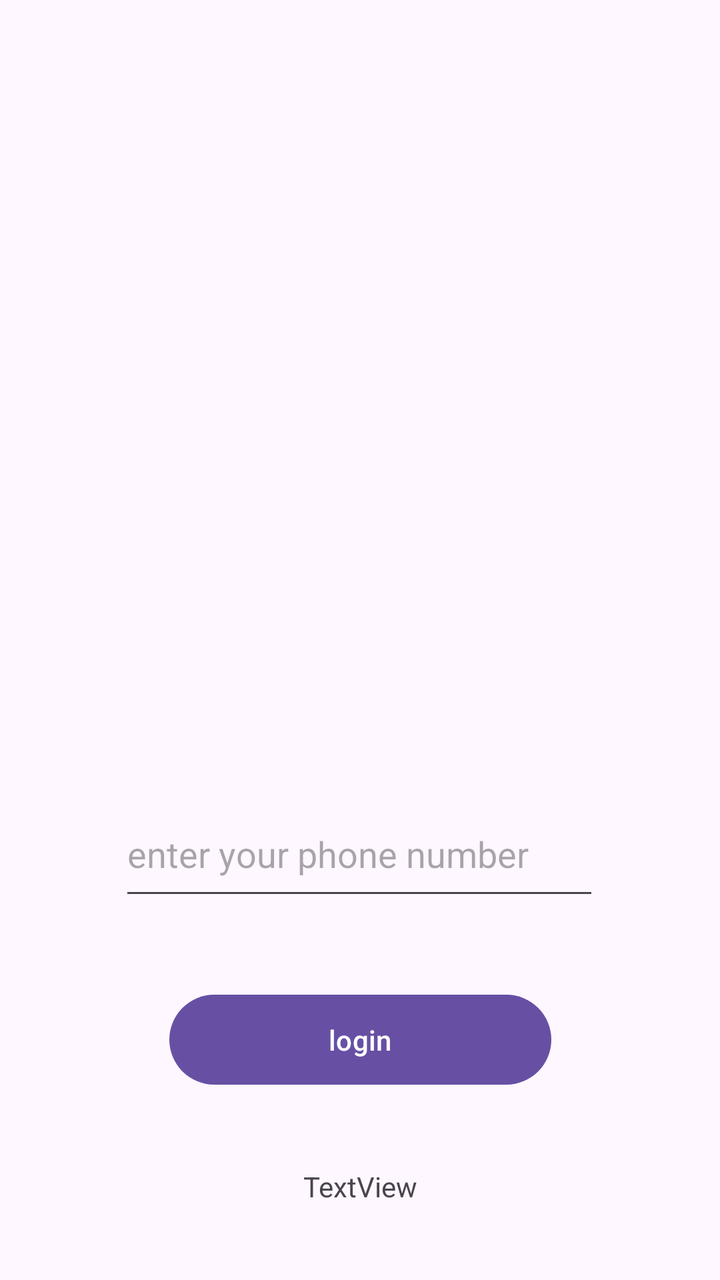
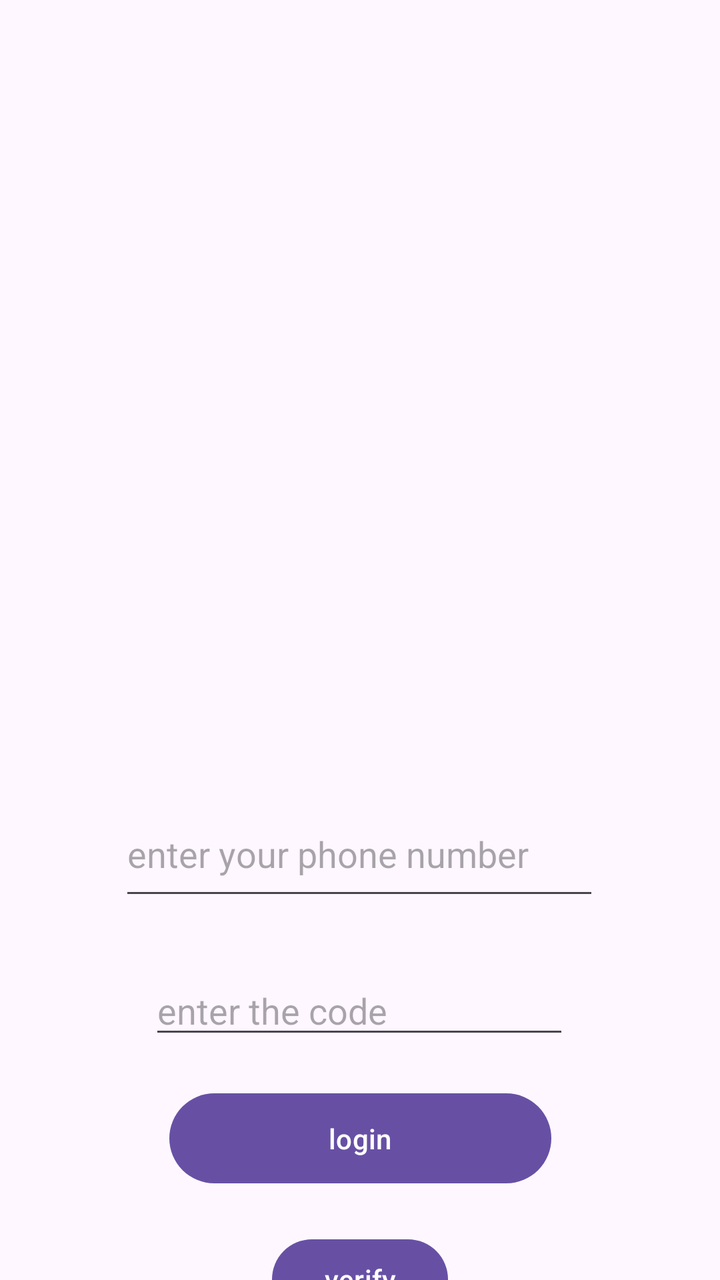

Screens rendered from an Android XML layout before and after an edit, with the pre-edit source and the edit as a unified diff.
<!-- AndroidManifest.xml: application theme Theme.Lasttele -->
<!-- res/layout/activity_main.xml -->
<?xml version="1.0" encoding="utf-8"?>
<androidx.constraintlayout.widget.ConstraintLayout xmlns:android="http://schemas.android.com/apk/res/android"
    xmlns:app="http://schemas.android.com/apk/res-auto"
    xmlns:tools="http://schemas.android.com/tools"
    android:id="@+id/main"
    android:layout_width="match_parent"
    android:layout_height="match_parent"
    tools:context=".MainActivity">

    <Button
        android:id="@+id/button123"
        android:layout_width="191dp"
        android:layout_height="53dp"
        android:onClick="onBtnClick"
        android:text="login"
        app:layout_constraintBottom_toBottomOf="parent"
        app:layout_constraintEnd_toEndOf="parent"
        app:layout_constraintStart_toStartOf="parent"
        app:layout_constraintTop_toBottomOf="@+id/editTextPhone2"
        app:layout_constraintVertical_bias="0.29"
        />

    <EditText
        android:id="@+id/editTextPhone2"
        android:layout_width="240dp"
        android:layout_height="59dp"
        android:layout_marginTop="396dp"
        android:ems="10"
        android:hint="enter your phone number"
        android:inputType="phone"
        app:layout_constraintEnd_toEndOf="parent"
        app:layout_constraintHorizontal_bias="0.497"
        app:layout_constraintStart_toStartOf="parent"
        app:layout_constraintTop_toTopOf="parent" />

    <TextView
        android:id="@+id/txtmessage"
        android:layout_width="wrap_content"
        android:layout_height="wrap_content"
        android:text="TextView"
        app:layout_constraintBottom_toBottomOf="parent"
        app:layout_constraintEnd_toEndOf="parent"
        app:layout_constraintStart_toStartOf="parent"
        app:layout_constraintTop_toBottomOf="@+id/button123" />
</androidx.constraintlayout.widget.ConstraintLayout>
<!-- resources referenced by this layout -->
<resources>
  <style name="Theme.Lasttele" parent="Base.Theme.Lasttele" />
  <style name="Base.Theme.Lasttele" parent="Theme.Material3.DayNight.NoActionBar">
          
          
      </style>
</resources>

<!-- the commit's change to res/layout/activity_main.xml (unified diff, before → after) -->
@@ -16,9 +16,8 @@
         app:layout_constraintBottom_toBottomOf="parent"
         app:layout_constraintEnd_toEndOf="parent"
         app:layout_constraintStart_toStartOf="parent"
-        app:layout_constraintTop_toBottomOf="@+id/editTextPhone2"
-        app:layout_constraintVertical_bias="0.29"
-        />
+        app:layout_constraintTop_toBottomOf="@+id/codeid"
+        app:layout_constraintVertical_bias="0.29" />
 
     <EditText
         android:id="@+id/editTextPhone2"
@@ -41,5 +40,29 @@
         app:layout_constraintBottom_toBottomOf="parent"
         app:layout_constraintEnd_toEndOf="parent"
         app:layout_constraintStart_toStartOf="parent"
+        app:layout_constraintTop_toBottomOf="@+id/verifyid" />
+
+    <Button
+        android:id="@+id/verifyid"
+        android:layout_width="wrap_content"
+        android:layout_height="wrap_content"
+        android:layout_marginTop="20dp"
+        android:text="verify"
+        android:onClick="onCodeClick"
+        app:layout_constraintEnd_toEndOf="parent"
+        app:layout_constraintStart_toStartOf="parent"
         app:layout_constraintTop_toBottomOf="@+id/button123" />
+
+    <EditText
+        android:id="@+id/codeid"
+        android:layout_width="wrap_content"
+        android:layout_height="wrap_content"
+        android:layout_marginTop="28dp"
+        android:ems="10"
+        android:hint="enter the code "
+        android:inputType="text"
+        app:layout_constraintEnd_toEndOf="parent"
+        app:layout_constraintHorizontal_bias="0.497"
+        app:layout_constraintStart_toStartOf="parent"
+        app:layout_constraintTop_toBottomOf="@+id/editTextPhone2" />
 </androidx.constraintlayout.widget.ConstraintLayout>
